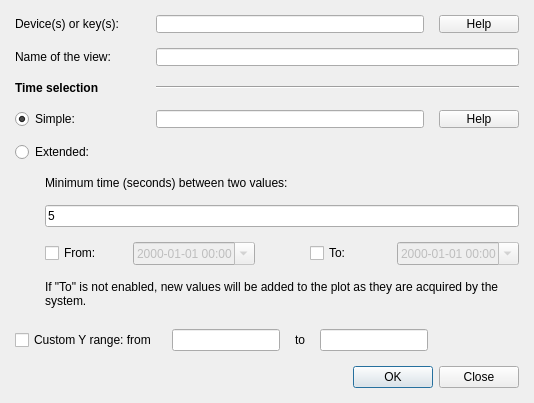
Qt form lib/nicos/gui/panels/history_new.ui (mlz-ictrl/nicos) before a commit.
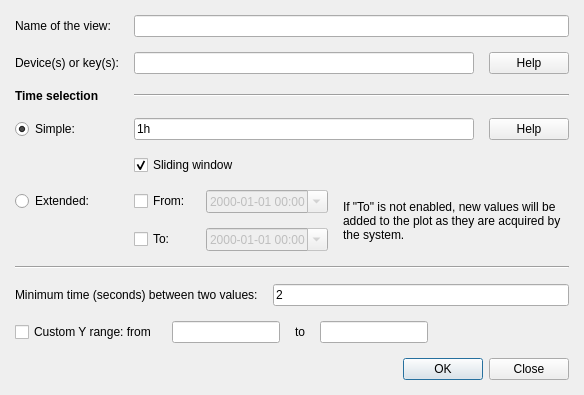
The same form after that commit.

Commit message: gui/history: implement sliding window functionality

```diff
--- a/lib/nicos/gui/panels/history_new.ui
+++ b/lib/nicos/gui/panels/history_new.ui
@@ -6,8 +6,8 @@
    <rect>
     <x>0</x>
     <y>0</y>
-    <width>534</width>
-    <height>341</height>
+    <width>584</width>
+    <height>300</height>
    </rect>
   </property>
   <property name="windowTitle">
@@ -16,40 +16,37 @@
   <layout class="QVBoxLayout" name="verticalLayout">
    <item>
     <layout class="QGridLayout" name="gridLayout">
+     <item row="0" column="1" colspan="4">
+      <widget class="QLineEdit" name="namebox"/>
+     </item>
+     <item row="1" column="1" colspan="3">
+      <widget class="QLineEdit" name="devices"/>
+     </item>
+     <item row="4" column="1" colspan="3">
+      <widget class="QLineEdit" name="simpleTimeSpec">
+       <property name="text">
+        <string>1h</string>
+       </property>
+      </widget>
+     </item>
      <item row="0" column="0">
-      <widget class="QLabel" name="label">
-       <property name="text">
-        <string>Device(s) or key(s):</string>
-       </property>
-      </widget>
-     </item>
-     <item row="1" column="0">
       <widget class="QLabel" name="label_2">
        <property name="text">
         <string>Name of the view:</string>
        </property>
       </widget>
      </item>
-     <item row="1" column="1" colspan="3">
-      <widget class="QLineEdit" name="namebox"/>
-     </item>
-     <item row="0" column="1" colspan="2">
-      <widget class="QLineEdit" name="devices"/>
-     </item>
-     <item row="0" column="3">
-      <widget class="QPushButton" name="helpButton">
-       <property name="sizePolicy">
-        <sizepolicy hsizetype="Fixed" vsizetype="Fixed">
-         <horstretch>0</horstretch>
-         <verstretch>0</verstretch>
-        </sizepolicy>
-       </property>
+     <item row="5" column="1" colspan="2">
+      <widget class="QCheckBox" name="slidingWindow">
        <property name="text">
-        <string>Help</string>
+        <string>Sliding window</string>
+       </property>
+       <property name="checked">
+        <bool>true</bool>
        </property>
       </widget>
      </item>
-     <item row="3" column="0">
+     <item row="4" column="0">
       <widget class="QRadioButton" name="simpleTime">
        <property name="text">
         <string>Simple:</string>
@@ -59,7 +56,7 @@
        </property>
       </widget>
      </item>
-     <item row="2" column="0">
+     <item row="3" column="0">
       <widget class="QLabel" name="label_6">
        <property name="font">
         <font>
@@ -72,85 +69,61 @@
        </property>
       </widget>
      </item>
-     <item row="3" column="1" colspan="2">
-      <widget class="QLineEdit" name="simpleTimeSpec"/>
+     <item row="4" column="4">
+      <widget class="QPushButton" name="simpleHelpButton">
+       <property name="sizePolicy">
+        <sizepolicy hsizetype="Fixed" vsizetype="Fixed">
+         <horstretch>0</horstretch>
+         <verstretch>0</verstretch>
+        </sizepolicy>
+       </property>
+       <property name="text">
+        <string>Help</string>
+       </property>
+      </widget>
      </item>
-     <item row="4" column="0">
+     <item row="3" column="1" colspan="4">
+      <widget class="Line" name="line">
+       <property name="orientation">
+        <enum>Qt::Horizontal</enum>
+       </property>
+      </widget>
+     </item>
+     <item row="1" column="4">
+      <widget class="QPushButton" name="helpButton">
+       <property name="sizePolicy">
+        <sizepolicy hsizetype="Fixed" vsizetype="Fixed">
+         <horstretch>0</horstretch>
+         <verstretch>0</verstretch>
+        </sizepolicy>
+       </property>
+       <property name="text">
+        <string>Help</string>
+       </property>
+      </widget>
+     </item>
+     <item row="6" column="0">
       <widget class="QRadioButton" name="extTime">
        <property name="text">
         <string>Extended:</string>
        </property>
       </widget>
      </item>
-     <item row="2" column="1" colspan="3">
-      <widget class="Line" name="line">
-       <property name="orientation">
-        <enum>Qt::Horizontal</enum>
-       </property>
-      </widget>
-     </item>
-     <item row="3" column="3">
-      <widget class="QPushButton" name="simpleHelpButton">
-       <property name="sizePolicy">
-        <sizepolicy hsizetype="Fixed" vsizetype="Fixed">
-         <horstretch>0</horstretch>
-         <verstretch>0</verstretch>
-        </sizepolicy>
-       </property>
+     <item row="1" column="0">
+      <widget class="QLabel" name="label">
        <property name="text">
-        <string>Help</string>
+        <string>Device(s) or key(s):</string>
        </property>
       </widget>
      </item>
-    </layout>
-   </item>
-   <item>
-    <layout class="QHBoxLayout" name="horizontalLayout_3">
-     <property name="bottomMargin">
-      <number>6</number>
-     </property>
-     <item>
-      <spacer name="horizontalSpacer_4">
-       <property name="orientation">
-        <enum>Qt::Horizontal</enum>
-       </property>
-       <property name="sizeType">
-        <enum>QSizePolicy::Fixed</enum>
-       </property>
-       <property name="sizeHint" stdset="0">
-        <size>
-         <width>30</width>
-         <height>20</height>
-        </size>
-       </property>
-      </spacer>
-     </item>
-     <item>
-      <layout class="QVBoxLayout" name="verticalLayout_2">
-       <item>
-        <widget class="QLabel" name="label_4">
-         <property name="text">
-          <string>Minimum time (seconds) between two values:</string>
-         </property>
-        </widget>
-       </item>
-       <item>
-        <widget class="QLineEdit" name="interval">
-         <property name="text">
-          <string>5</string>
-         </property>
-        </widget>
-       </item>
-       <item>
-        <layout class="QHBoxLayout" name="horizontalLayout">
-         <item>
+     <item row="6" column="1">
           <widget class="QCheckBox" name="frombox">
            <property name="text">
             <string>From:</string>
            </property>
           </widget>
          </item>
-         <item>
+     <item row="6" column="2">
           <widget class="QDateTimeEdit" name="fromdate">
            <property name="enabled">
             <bool>false</bool>
@@ -163,30 +136,14 @@
            </property>
           </widget>
          </item>
-         <item>
-          <spacer name="horizontalSpacer">
-           <property name="orientation">
-            <enum>Qt::Horizontal</enum>
-           </property>
-           <property name="sizeType">
-            <enum>QSizePolicy::Fixed</enum>
-           </property>
-           <property name="sizeHint" stdset="0">
-            <size>
-             <width>40</width>
-             <height>20</height>
-            </size>
-           </property>
-          </spacer>
-         </item>
-         <item>
+     <item row="7" column="1">
           <widget class="QCheckBox" name="tobox">
            <property name="text">
             <string>To:</string>
            </property>
           </widget>
          </item>
-         <item>
+     <item row="7" column="2">
           <widget class="QDateTimeEdit" name="todate">
            <property name="enabled">
             <bool>false</bool>
@@ -199,10 +156,8 @@
            </property>
           </widget>
          </item>
-        </layout>
-       </item>
-       <item>
-        <widget class="QLabel" name="label_3">
+     <item row="6" column="3" rowspan="2" colspan="2">
+      <widget class="QLabel" name="label_7">
          <property name="text">
           <string>If &quot;To&quot; is not enabled, new values will be added to the plot as they are acquired by the system.</string>
          </property>
@@ -213,6 +168,29 @@
        </item>
       </layout>
      </item>
+   <item>
+    <widget class="Line" name="line_2">
+     <property name="orientation">
+      <enum>Qt::Horizontal</enum>
+     </property>
+    </widget>
+   </item>
+   <item>
+    <layout class="QHBoxLayout" name="horizontalLayout_4">
+     <item>
+      <widget class="QLabel" name="label_4">
+       <property name="text">
+        <string>Minimum time (seconds) between two values:</string>
+       </property>
+      </widget>
+     </item>
+     <item>
+      <widget class="QLineEdit" name="interval">
+       <property name="text">
+        <string>2</string>
+       </property>
+      </widget>
+     </item>
     </layout>
    </item>
    <item>
```
Left out of the diff: 62 changed lines with no effect on the pictures. Lines whose indentation alone changed are shown as unchanged. The commit also changes 1 other file.
